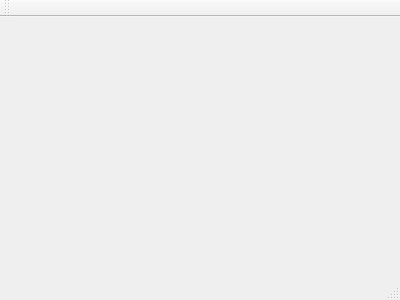
ohadharel1/BasketBallSystem, file BasketBallSystem/mainwindow.ui: the form before one commit.
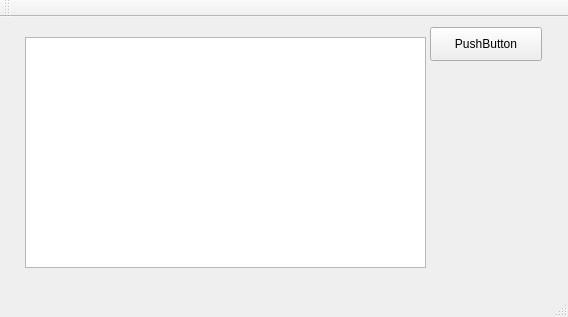
The form after the commit.

Commit message: add db handler class

Patch:
```diff
--- a/BasketBallSystem/mainwindow.ui
+++ b/BasketBallSystem/mainwindow.ui
@@ -1,24 +1,63 @@
 <ui version="4.0">
  <class>MainWindow</class>
- <widget class="QMainWindow" name="MainWindow" >
-  <property name="geometry" >
+ <widget class="QMainWindow" name="MainWindow">
+  <property name="geometry">
    <rect>
     <x>0</x>
     <y>0</y>
-    <width>400</width>
-    <height>300</height>
+    <width>568</width>
+    <height>317</height>
    </rect>
   </property>
   <property name="windowTitle" >
    <string>MainWindow</string>
   </property>
-  <widget class="QMenuBar" name="menuBar" />
-  <widget class="QToolBar" name="mainToolBar" />
-  <widget class="QWidget" name="centralWidget" />
-  <widget class="QStatusBar" name="statusBar" />
+  <widget class="QWidget" name="centralWidget">
+   <widget class="QPushButton" name="pushButton">
+    <property name="geometry">
+     <rect>
+      <x>430</x>
+      <y>10</y>
+      <width>112</width>
+      <height>34</height>
+     </rect>
+    </property>
+    <property name="text">
+     <string>PushButton</string>
+    </property>
+   </widget>
+   <widget class="QTableView" name="tableView">
+    <property name="geometry">
+     <rect>
+      <x>25</x>
+      <y>20</y>
+      <width>401</width>
+      <height>231</height>
+     </rect>
+    </property>
+   </widget>
+  </widget>
+  <widget class="QMenuBar" name="menuBar">
+   <property name="geometry">
+    <rect>
+     <x>0</x>
+     <y>0</y>
+     <width>568</width>
+     <height>21</height>
+    </rect>
+   </property>
+  </widget>
+  <widget class="QToolBar" name="mainToolBar">
+   <attribute name="toolBarArea">
+    <enum>TopToolBarArea</enum>
+   </attribute>
+   <attribute name="toolBarBreak">
+    <bool>false</bool>
+   </attribute>
+  </widget>
+  <widget class="QStatusBar" name="statusBar"/>
  </widget>
- <layoutDefault spacing="6" margin="11" />
- <pixmapfunction></pixmapfunction>
+ <layoutdefault spacing="6" margin="11"/>
  <resources/>
  <connections/>
 </ui>
```
Left out of the diff: 3 changed lines with no effect on the pictures. The commit also changes 5 other files.
